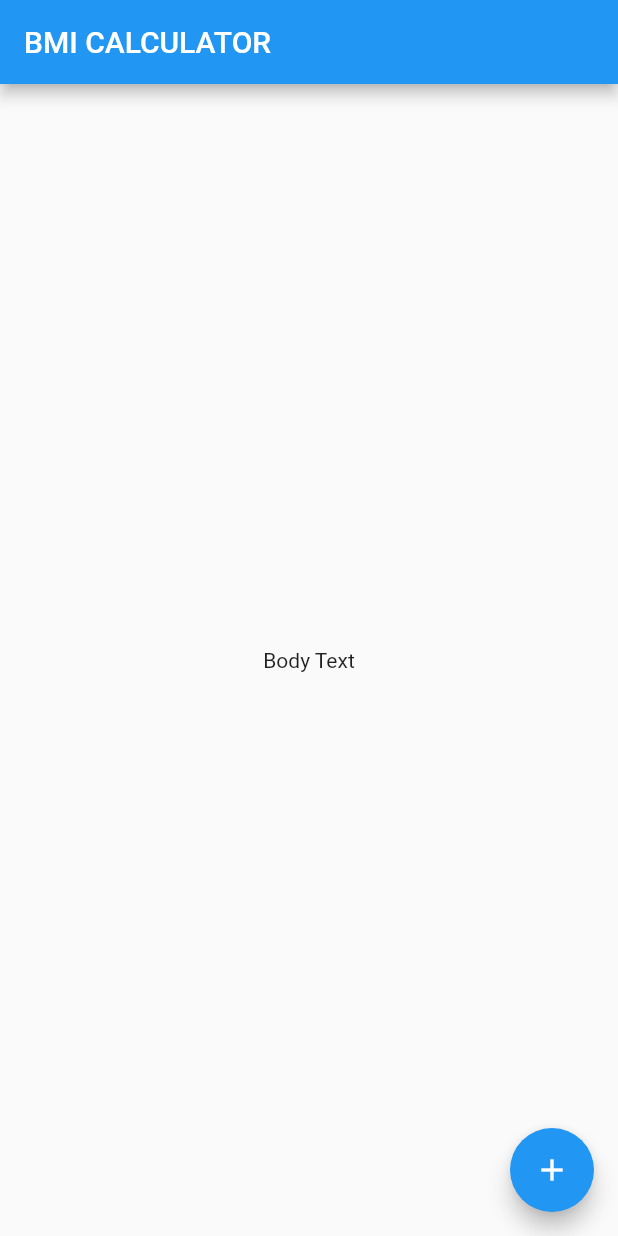
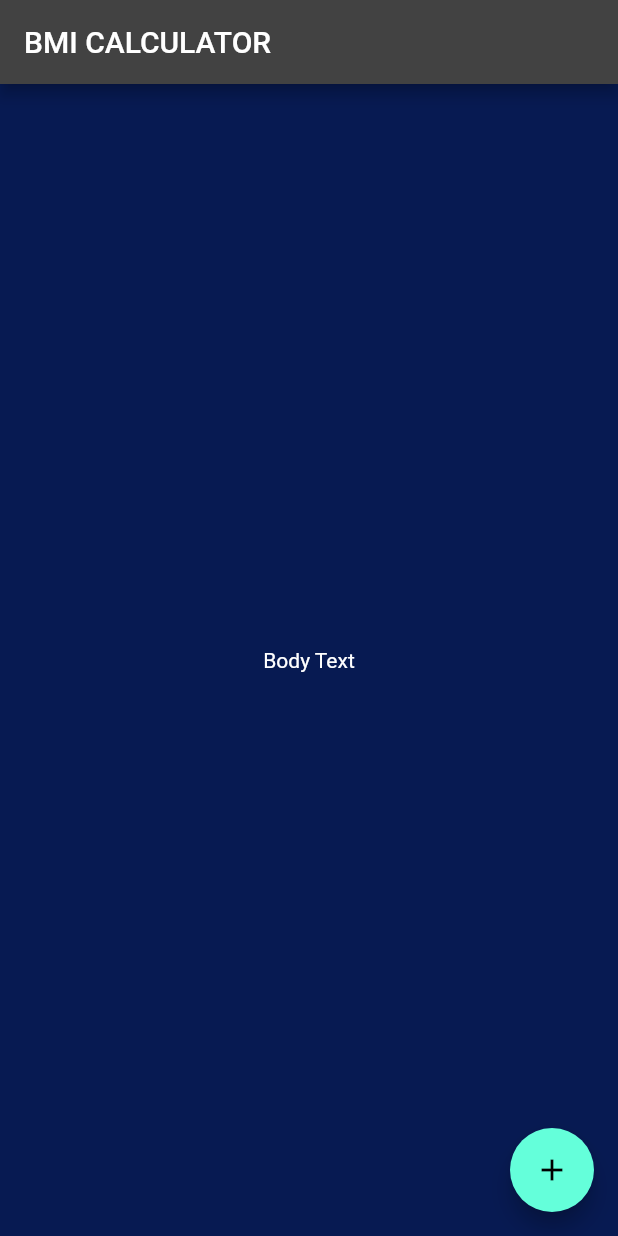
Before and after one commit to HeratUni-CS/bmi-calculator-SayedNawid, a Flutter app: the screen it shows after launch, on a phone screen of 412 x 824 dp. Run offline on Flutter 3.47's test engine with Material 2 defaults, Android fonts, the phone set to English and light mode, and no system bars.

Commit message:
get dependencies and add appColors

```diff
--- a/lib/main.dart
+++ b/lib/main.dart
@@ -1,11 +1,14 @@
 import 'package:flutter/material.dart';
-
 void main() => runApp(BMICalculator());
 
 class BMICalculator extends StatelessWidget {
   @override
   Widget build(BuildContext context) {
     return MaterialApp(
+      theme: ThemeData.dark().copyWith(
+        primaryColor: Color(0xFF071a52),
+        scaffoldBackgroundColor: Color(0xFF071a52),
+      ),
       home: InputPage(),
     );
   }
```
Also changed, not shown: pubspec.lock.
